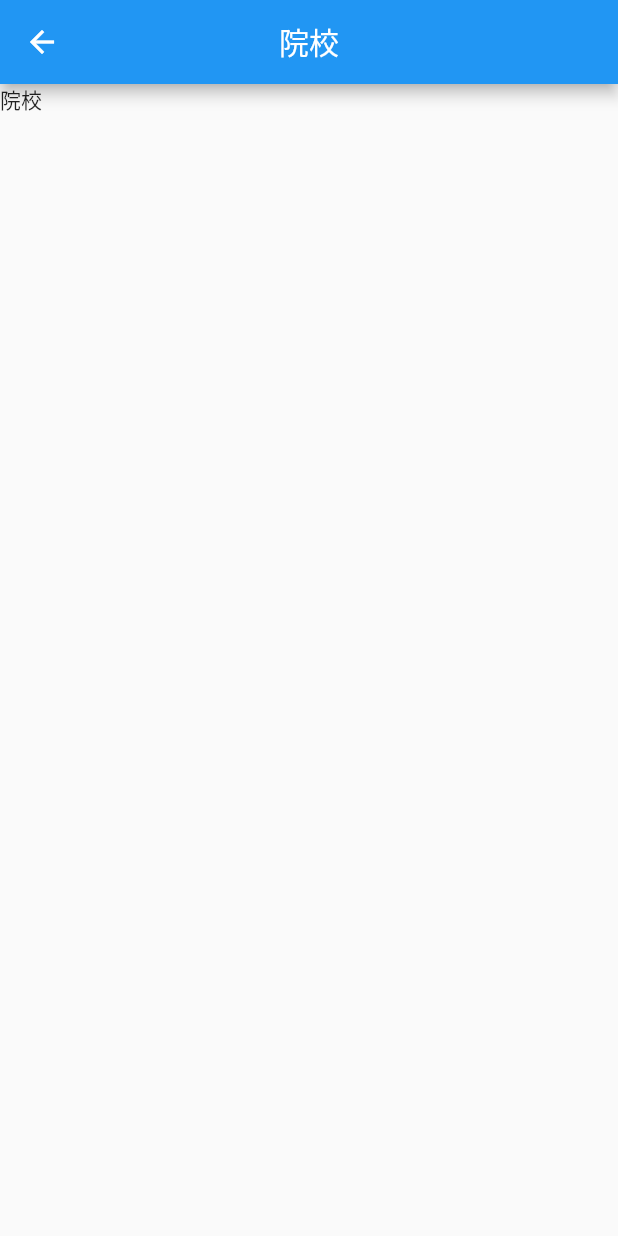
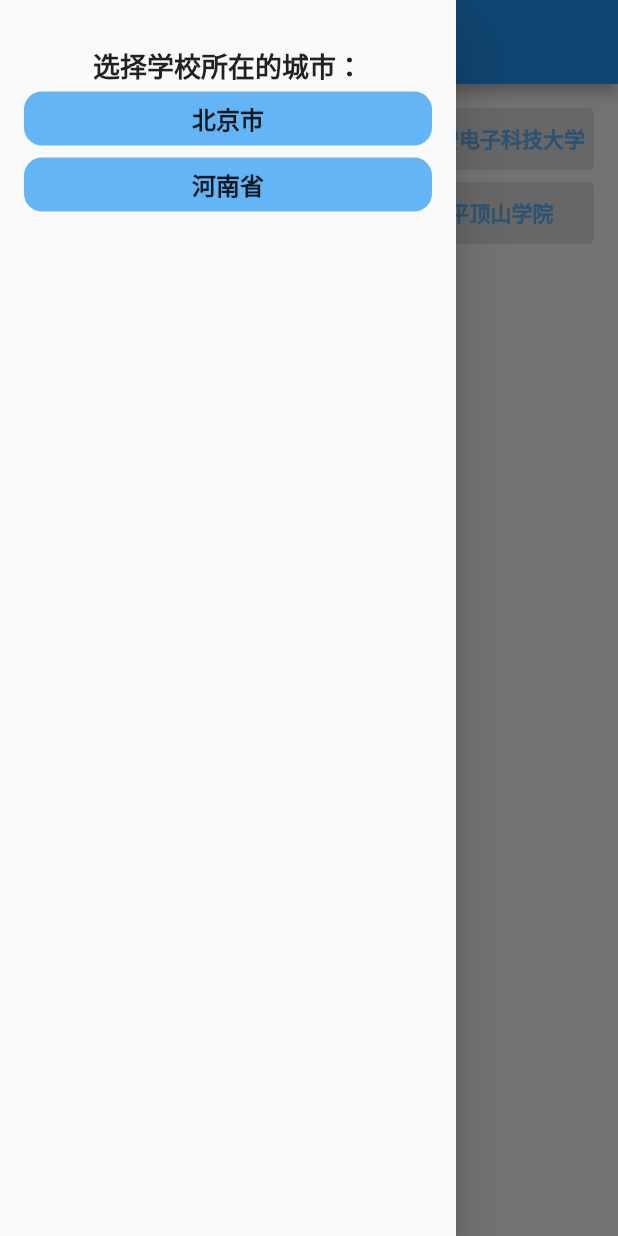
Before and after one commit to strongminmin/research, a Flutter app: the College screen opened directly, with the side drawer open (before the commit the screen has no drawer), on a phone screen of 412 x 824 dp. Run offline on Flutter 3.47's test engine with Material 2 defaults, Android fonts, the phone set to English and light mode, and no system bars; our stand-ins replace cached_network_image, fluro, flutter_easyrefresh, flutter_image_compress, flutter_swiper, image_picker and 1 more; missing offline and left inert: loading_dialog, photo, photo_manager; network calls fail; statements that could not run were skipped.

Commit message:
feat: 院校页面及院校详情页

```diff
--- /dev/null
+++ b/lib/components/College/CityDrawer.dart
@@ -0,0 +1,65 @@
+import 'package:flutter/material.dart';
+
+class CityDrawer extends StatelessWidget {
+  final List<String> citys;
+  final Function changeHandler;
+  CityDrawer({Key key, this.citys, this.changeHandler}) : super(key: key);
+  Function changeCityHandler(String city) {
+    return () {
+      changeHandler(city);
+    };
+  }
+
+  @override
+  Widget build(BuildContext context) {
+    return Drawer(
+      child: MediaQuery.removePadding(
+        context: context,
+        child: Column(
+          children: <Widget>[
+            Container(
+              margin: EdgeInsets.only(top: 30),
+              child: Text(
+                '选择学校所在的城市：',
+                style: TextStyle(
+                  fontSize: 18,
+                  fontWeight: FontWeight.bold,
+                ),
+              ),
+            ),
+            Expanded(
+              child: Padding(
+                padding: const EdgeInsets.symmetric(horizontal: 16),
+                child: ListView.builder(
+                  itemCount: citys.length,
+                  itemBuilder: (context, index) {
+                    return GestureDetector(
+                      onTap: changeCityHandler(citys[index]),
+                      child: Container(
+                        margin: EdgeInsets.symmetric(vertical: 4),
+                        padding: EdgeInsets.symmetric(vertical: 6),
+                        decoration: BoxDecoration(
+                          color: Colors.blue[300],
+                          borderRadius: BorderRadius.circular(12),
+                        ),
+                        child: Center(
+                          child: Text(
+                            citys[index],
+                            style: TextStyle(
+                              fontSize: 16,
+                              fontWeight: FontWeight.bold,
+                            ),
+                          ),
+                        ),
+                      ),
+                    );
+                  },
+                ),
+              ),
+            ),
+          ],
+        ),
+      ),
+    );
+  }
+}
--- a/lib/pages/College.dart
+++ /dev/null
@@ -1,20 +0,0 @@
-import 'package:flutter/material.dart';
-
-class College extends StatefulWidget {
-  _CollegeState createState() => _CollegeState();
-}
-
-class _CollegeState extends State<College> {
-  @override
-  Widget build(BuildContext context) {
-    return Scaffold(
-      appBar: AppBar(
-        title: Text('院校'),
-        centerTitle: true,
-      ),
-      body: Container(
-        child: Text('院校'),
-      ),
-    );
-  }
-}
--- /dev/null
+++ b/lib/pages/College/College.dart
@@ -0,0 +1,85 @@
+import 'package:fluro/fluro.dart';
+import 'package:flutter/material.dart';
+import 'package:yanyou/common/index.dart';
+import 'package:yanyou/components/College/CityDrawer.dart';
+import 'package:yanyou/routes/Application.dart';
+import 'package:yanyou/routes/Routes.dart';
+
+class College extends StatefulWidget {
+  _CollegeState createState() => _CollegeState();
+}
+
+class _CollegeState extends State<College> {
+  void cityChangeHandler(String city) {
+    print(city);
+    Navigator.of(context).pop();
+  }
+
+  List<String> colleges = [
+    '平顶山学院',
+    '北京邮电大学',
+    '西安电子科技大学',
+    '平顶山学院',
+    '平顶山学院',
+    '平顶山学院',
+  ];
+  Function jumpCollegeDetails(String collegeName) {
+    return () {
+      print('跳转到学校详情');
+      String collegeNameEncode = FluroConvertUtils.fluroCnParamsEncode(
+        collegeName,
+      );
+      Application.router.navigateTo(
+        context,
+        '${Routes.collegeDetailsPage}?name=$collegeNameEncode',
+        transition: TransitionType.native,
+      );
+    };
+  }
+
+  @override
+  Widget build(BuildContext context) {
+    return Scaffold(
+      appBar: AppBar(
+        title: Text('院校'),
+        centerTitle: true,
+      ),
+      drawer: CityDrawer(
+        citys: ['北京市', '河南省'],
+        changeHandler: cityChangeHandler,
+      ),
+      body: Container(
+        padding: EdgeInsets.all(16),
+        child: GridView.builder(
+          gridDelegate: SliverGridDelegateWithFixedCrossAxisCount(
+            crossAxisCount: 3,
+            mainAxisSpacing: 8,
+            crossAxisSpacing: 4,
+            childAspectRatio: 3,
+          ),
+          itemCount: colleges.length,
+          itemBuilder: (context, index) {
+            return GestureDetector(
+              onTap: jumpCollegeDetails(colleges[index]),
+              child: Container(
+                decoration: BoxDecoration(
+                  color: Colors.grey[300],
+                  borderRadius: BorderRadius.circular(4),
+                ),
+                child: Center(
+                  child: Text(
+                    colleges[index],
+                    style: TextStyle(
+                      fontWeight: FontWeight.w600,
+                      color: Colors.blue[300],
+                    ),
+                  ),
+                ),
+              ),
+            );
+          },
+        ),
+      ),
+    );
+  }
+}
--- a/lib/routes/Routes.dart
+++ b/lib/routes/Routes.dart
@@ -7,6 +7,7 @@ class Routes {
   static String releaseMessagePage = '/releaseMessage';
   static String advisoryDetailsPage = '/advisoryDetails';
   static String rewardPage = '/reward';
+  static String collegeDetailsPage = '/collegeDetails';
   static void configureRoutes(Router router) {
     router.notFoundHandler = Handler(
       handlerFunc: (BuildContext context, Map<String, List<String>> params) {
@@ -22,5 +23,6 @@ class Routes {
     router.define(releaseMessagePage, handler: releaseMessageHander);
     router.define(advisoryDetailsPage, handler: advisoryDetailsHandler);
     router.define(rewardPage, handler: rewardPageHandler);
+    router.define(collegeDetailsPage, handler: collegeDetailsHandler);
   }
 }
--- a/lib/routes/bottomBar.dart
+++ b/lib/routes/bottomBar.dart
@@ -1,5 +1,5 @@
 import 'package:flutter/material.dart';
-import 'package:yanyou/pages/College.dart';
+import 'package:yanyou/pages/College/College.dart';
 import 'package:yanyou/pages/Home/Home.dart';
 import 'package:yanyou/pages/MessageCircle/MessageCircle.dart';
 import 'package:yanyou/pages/PersonalCenter.dart';
```
Also changed, not shown: lib/common/index.dart (+20 -0 lines), lib/constants/index.dart (+48 -0 lines), lib/pages/College/CollegeDetails.dart (added, +99 -0 lines), lib/routes/RouteHanders.dart (+13 -0 lines), pubspec.yaml (+7 -0 lines), assets/images/bili.png (added), assets/images/daoshi.png (added), assets/images/fenshuxian.png (added), assets/images/jianzhang.png (added), assets/images/jingyan.png (added), assets/images/tiaoji.png (added), assets/images/xuexiao.png (added).
